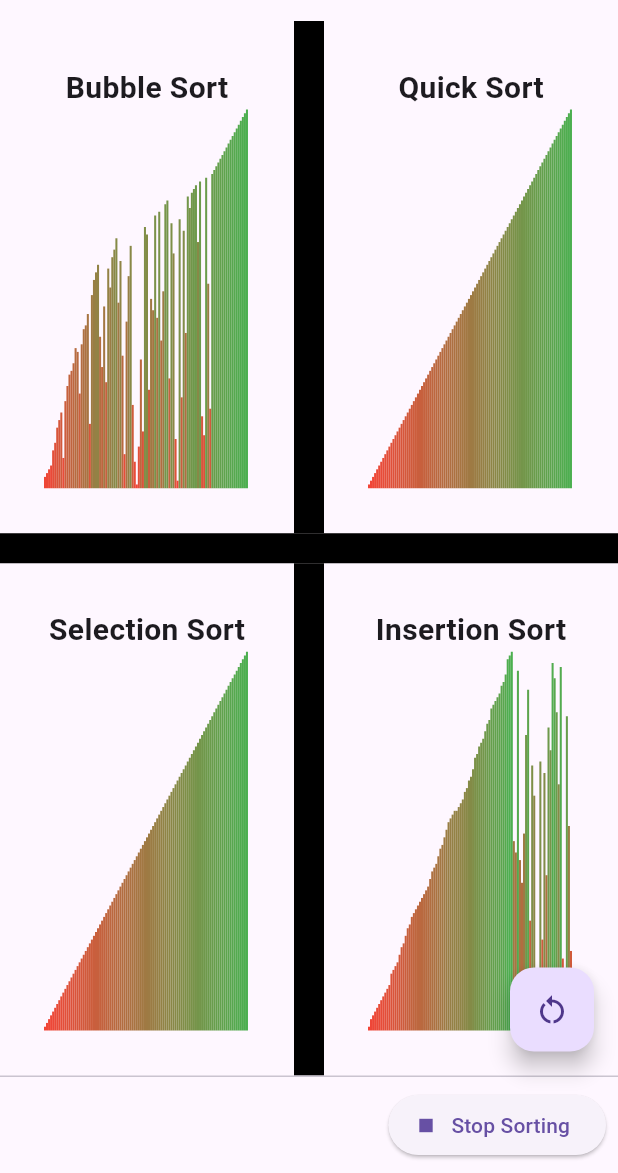
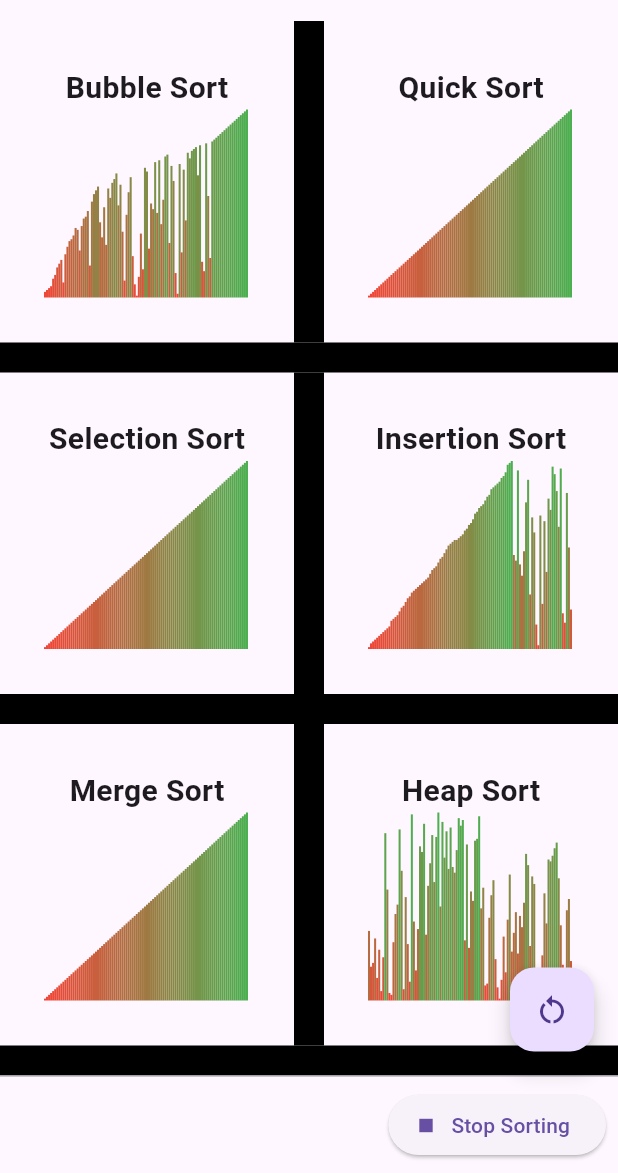
Before and after one commit to woobe-studio/Real-Time-Sort-Visualization, a Flutter app: the screen it shows after launch, after a tap on the "play arrow" icon, on a phone screen of 412 x 824 dp, the part 63-1236 px from its top. Run offline on Flutter 3.47's test engine with Material 3 defaults, Android fonts, the phone set to English and light mode, and no system bars.

Commit message:
added merge and heap sort

```diff
--- a/lib/main.dart
+++ b/lib/main.dart
@@ -3,6 +3,8 @@
 import 'sortAlgorithms/insertion_sort.dart';
 import 'sortAlgorithms/quick_sort.dart';
 import 'sortAlgorithms/selection_sort.dart';
+import 'sortAlgorithms/merge_sort.dart';
+import 'sortAlgorithms/heap_sort.dart';
 
 
 void main() {
@@ -32,6 +34,8 @@
   List<int> _quickSortNumbers = [];
   List<int> _selectionSortNumbers = [];
   List<int> _insertionSortNumbers = [];
+  List<int> _heapSortNumbers = [];
+  List<int> _mergeSortNumbers = [];
   bool _isSorting = false;
   bool _cancelSorting = false;
   int _duration = 1;
@@ -47,6 +51,8 @@
     _quickSortNumbers = List.from(_bubbleSortNumbers);
     _selectionSortNumbers = List.from(_bubbleSortNumbers);
     _insertionSortNumbers = List.from(_bubbleSortNumbers);
+    _mergeSortNumbers = List.from(_bubbleSortNumbers);
+    _heapSortNumbers = List.from(_bubbleSortNumbers);
     setState(() {});
   }
 
@@ -61,6 +67,8 @@
       quickSort(_quickSortNumbers, 0, _quickSortNumbers.length - 1, _duration, (updated) => setState(() => _quickSortNumbers = updated)),
       selectionSort(_selectionSortNumbers, _duration, (updated) => setState(() => _selectionSortNumbers = updated)),
       insertionSort(_insertionSortNumbers, _duration, (updated) => setState(() => _insertionSortNumbers = updated)),
+      heapSort(_heapSortNumbers, _duration, (updated) => setState(() => _heapSortNumbers = updated)),
+      mergeSort(_mergeSortNumbers, (updated) => setState(() => _mergeSortNumbers = updated), _duration),
     ];
 
     await Future.wait(sortTasks);
@@ -223,6 +231,68 @@
               ],
             ),
           ),
+          Container(
+            height: 20,
+            color: Colors.black,
+          ),
+          Expanded(
+            child: Row(
+              children: [
+                Expanded(
+                  child: Padding(
+                    padding: const EdgeInsets.all(30.0),
+                    child: Column(
+                      children: [
+                        Container(
+                          padding: EdgeInsets.all(0),
+                          child: Text('Merge Sort', style: TextStyle(fontSize: 20, fontWeight: FontWeight.bold)),
+                        ),
+                        Expanded(
+                          child: Container(
+                            padding: EdgeInsets.only(right: 0), // Ensure space for separator
+                            child: CustomPaint(
+                              painter: BarPainter(_mergeSortNumbers),
+                              child: Container(),
+                            ),
+                          ),
+                        ),
+                      ],
+                    ),
+                  ),
+                ),
+                Container(
+                  width: 20,
+                  color: Colors.black,
+                ),
+                Expanded(
+                  child: Padding(
+                    padding: const EdgeInsets.all(30.0),
+                    child: Column(
+                      children: [
+                        Container(
+                          padding: EdgeInsets.all(0),
+                          child: Text('Heap Sort', style: TextStyle(fontSize: 20, fontWeight: FontWeight.bold)),
+                        ),
+                        Expanded(
+                          child: Container(
+                            padding: EdgeInsets.only(left: 0), // Ensure space for separator
+                            child: CustomPaint(
+                              painter: BarPainter(_heapSortNumbers),
+                              child: Container(),
+                            ),
+                          ),
+                        ),
+                      ],
+                    ),
+                  ),
+                ),
+              ],
+            ),
+          ),
+          Container(
+            height: 20,
+            color: Colors.black,
+          ),
         ],
       ),
       floatingActionButton: FloatingActionButton(
--- /dev/null
+++ b/lib/sortAlgorithms/heap_sort.dart
@@ -0,0 +1,45 @@
+import 'dart:async';
+
+Future<void> heapify(List<int> numbers, int n, int i, Function(List<int>) update) async {
+  int largest = i;
+  int left = 2 * i + 1;
+  int right = 2 * i + 2;
+
+  if (left < n && numbers[left] > numbers[largest]) {
+    largest = left;
+  }
+
+  if (right < n && numbers[right] > numbers[largest]) {
+    largest = right;
+  }
+
+  if (largest != i) {
+    int temp = numbers[i];
+    numbers[i] = numbers[largest];
+    numbers[largest] = temp;
+
+    update(numbers);
+    await Future.delayed(Duration(milliseconds: 100));
+
+    await heapify(numbers, n, largest, update);
+  }
+}
+
+Future<void> heapSort(List<int> numbers, int delayMs, Function(List<int>) update) async {
+  int n = numbers.length;
+
+  for (int i = n ~/ 2 - 1; i >= 0; i--) {
+    await heapify(numbers, n, i, update);
+  }
+
+  for (int i = n - 1; i > 0; i--) {
+    int temp = numbers[0];
+    numbers[0] = numbers[i];
+    numbers[i] = temp;
+
+    update(numbers);
+    await Future.delayed(Duration(milliseconds: delayMs));
+
+    await heapify(numbers, i, 0, update);
+  }
+}
--- /dev/null
+++ b/lib/sortAlgorithms/merge_sort.dart
@@ -0,0 +1,51 @@
+import 'dart:async';
+
+Future<void> mergeSort(List<int> list, Function(List<int>) update, int delayMs) async {
+  await _mergeSort(list, 0, list.length - 1, update, delayMs);
+}
+
+Future<void> _mergeSort(List<int> list, int left, int right, Function(List<int>) update, int delayMs) async {
+  if (left < right) {
+    int mid = (left + right) ~/ 2;
+    await _mergeSort(list, left, mid, update, delayMs);
+    await _mergeSort(list, mid + 1, right, update, delayMs);
+    await _merge(list, left, mid, right, update, delayMs);
+  }
+}
+
+Future<void> _merge(List<int> list, int left, int mid, int right, Function(List<int>) update, int delayMs) async {
+  int n1 = mid - left + 1;
+  int n2 = right - mid;
+  List<int> leftList = List.generate(n1, (i) => list[left + i]);
+  List<int> rightList = List.generate(n2, (i) => list[mid + 1 + i]);
+
+  int i = 0, j = 0, k = left;
+  while (i < n1 && j < n2) {
+    if (leftList[i] <= rightList[j]) {
+      list[k] = leftList[i];
+      i++;
+    } else {
+      list[k] = rightList[j];
+      j++;
+    }
+    k++;
+    update(list);
+    await Future.delayed(Duration(milliseconds: delayMs));
+  }
+
+  while (i < n1) {
+    list[k] = leftList[i];
+    i++;
+    k++;
+    update(list);
+    await Future.delayed(Duration(milliseconds: delayMs));
+  }
+
+  while (j < n2) {
+    list[k] = rightList[j];
+    j++;
+    k++;
+    update(list);
+    await Future.delayed(Duration(milliseconds: delayMs));
+  }
+}
```
